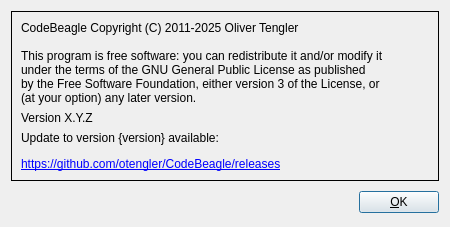
Before: the Qt Designer form dialogs/AboutDialog.ui in otengler/CodeBeagle, drawn with Qt 5.
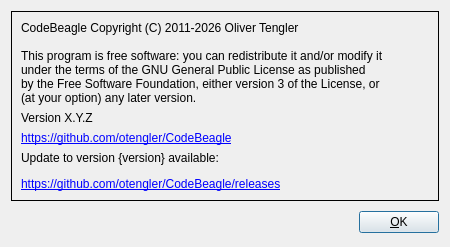
After: the same form once the commit is applied.

Commit message: TOC for help, real links for DOC, aboutdialog with link to Github

What changed in the file:
```diff
--- a/dialogs/AboutDialog.ui
+++ b/dialogs/AboutDialog.ui
@@ -29,7 +29,7 @@
       <item>
        <widget class="QLabel" name="labelAbout">
         <property name="text">
-         <string>CodeBeagle Copyright (C) 2011-2025 Oliver Tengler
+         <string>CodeBeagle Copyright (C) 2011-2026 Oliver Tengler
 
 This program is free software: you can redistribute it and/or modify it
 under the terms of the GNU General Public License as published
@@ -45,6 +45,19 @@
         </property>
        </widget>
       </item>
+      <item>
+       <widget class="QLabel" name="labelGitHub">
+        <property name="text">
+         <string>&lt;html&gt;&lt;head/&gt;&lt;body&gt;&lt;p&gt;&lt;a href=&quot;https://github.com/otengler/CodeBeagle&quot;&gt;&lt;span style='color: {linkColor}'&gt;https://github.com/otengler/CodeBeagle&lt;/span&gt;&lt;/a&gt;&lt;/p&gt;&lt;/body&gt;&lt;/html&gt;</string>
+        </property>
+        <property name="openExternalLinks">
+         <bool>true</bool>
+        </property>
+        <property name="textInteractionFlags">
+         <set>Qt::TextBrowserInteraction</set>
+        </property>
+       </widget>
+      </item>
       <item>
        <widget class="QLabel" name="labelUpdateAvailable">
         <property name="text">
```
The commit also changes 7 other files.
